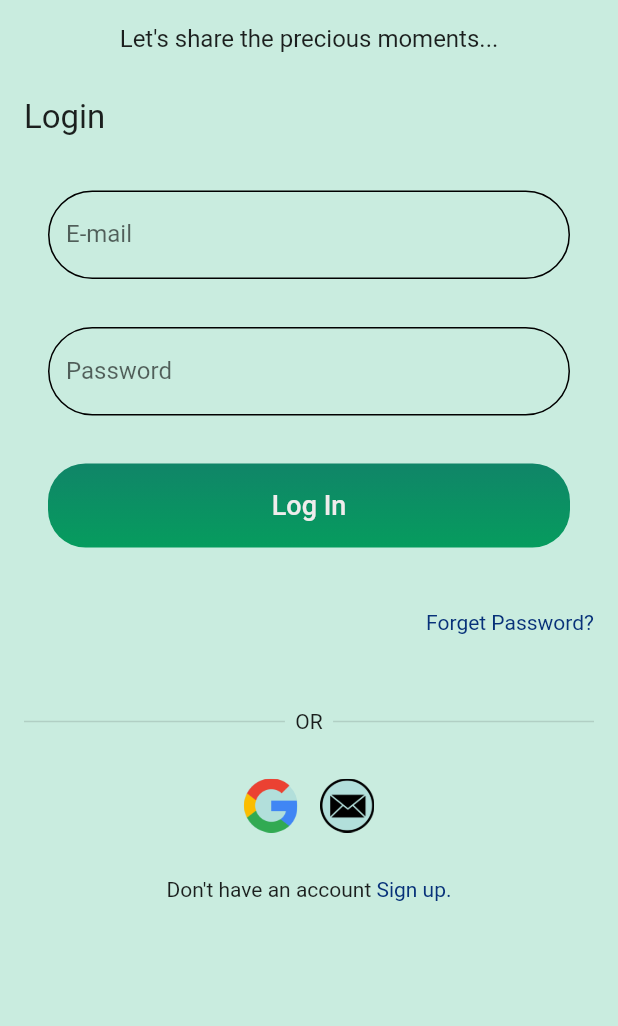
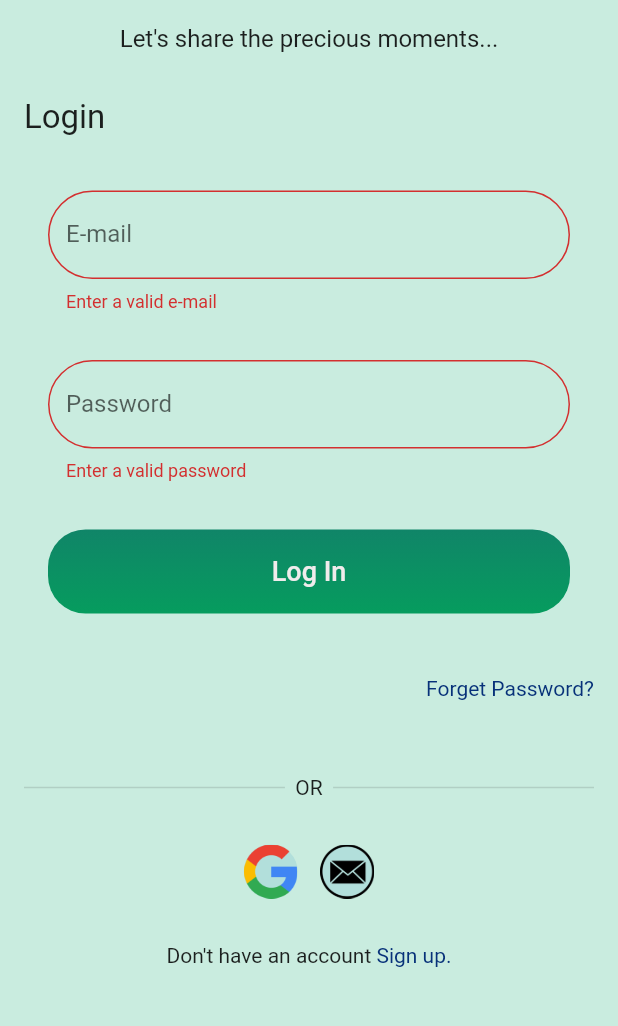
Before and after one commit to AkhilGK/PixMania, a Flutter app: the screen it shows after launch, after a tap on "Log In", on a phone screen of 412 x 824 dp, the part 195-1221 px from its top. Run offline on Flutter 3.47's test engine with Material 2 defaults, Android fonts, the phone set to English and light mode, and no system bars; our stand-ins replace animated_splash_screen, firebase_auth, firebase_core, google_fonts, google_nav_bar, google_sign_in; accounts and stored records are empty; Roboto replaces fonts that are missing (Monoton).

Commit message:
navbar and screens

```diff
--- a/lib/basic_widgets/formfield.dart
+++ b/lib/basic_widgets/formfield.dart
@@ -1,6 +1,4 @@
 import 'package:flutter/material.dart';
-import 'package:flutter/src/widgets/container.dart';
-import 'package:flutter/src/widgets/framework.dart';
 
 class CustomFormfield extends StatelessWidget {
   const CustomFormfield(
@@ -23,7 +21,7 @@ class CustomFormfield extends StatelessWidget {
           if (value == null ||
               value.isEmpty ||
               (obscureText && value.length < 6)) {
-            return 'Enter a valid ${label!.toLowerCase()}';
+            return "Enter a valid ${label!.toLowerCase()}";
           }
           return null;
         },
--- a/lib/screens/authenticate/login_screen.dart
+++ b/lib/screens/authenticate/login_screen.dart
@@ -41,6 +41,8 @@ class _LoginScreenState extends State<LoginScreen> {
       ),
       body: SafeArea(
         child: SingleChildScrollView(
+          child: Form(
+            key: formkey,
             child: Column(
               children: [
                 // const Center(child: NamePixmania()),
@@ -79,16 +81,22 @@ class _LoginScreenState extends State<LoginScreen> {
 
                       // ElevatedButton(
                       //     onPressed: () async {
-                    //       await auth.logInWithEmailAndPassword(
-                    //         userIdController.text.trim(),
-                    //         passwordController.text.trim(),
-                    //       );
+                      //       // await auth.logInWithEmailAndPassword(
+                      //       //   userIdController.text.trim(),
+                      //       //   passwordController.text.trim(),
+                      //       // );
                       //     },
-                    //     child: Text("Login")),
+                      //     child: const Text("Login")),
                       SubmitButton(
                           title: 'Log In', onpressfun: _signInButtonPressed),
+
+                      isLoading
+                          ? Text(
+                              error,
+                              style: const TextStyle(color: Colors.red),
+                            )
+                          : const CircularProgressIndicator(),
                       kbox10,
-                    isLoading ? Text(error) : const CircularProgressIndicator(),
                       Row(
                         mainAxisAlignment: MainAxisAlignment.end,
                         children: [
@@ -175,13 +183,15 @@ class _LoginScreenState extends State<LoginScreen> {
             ),
           ),
         ),
+      ),
     );
   }
 
   void _signInButtonPressed() async {
+    FocusManager.instance.primaryFocus?.unfocus();
     if (formkey.currentState?.validate() ?? false) {
       setState(() {
-        isLoading = true;
+        isLoading = false;
       });
 
       dynamic result = await auth.logInWithEmailAndPassword(
@@ -191,7 +201,7 @@ class _LoginScreenState extends State<LoginScreen> {
 
       if (result == null) {
         setState(() {
-          error = "Sign In Failed !, Incorrect username or password.";
+          error = "Sign In Failed ! Incorrect username or password.";
         });
       } else if (result == 'user-not-found') {
         setState(() {
@@ -202,7 +212,7 @@ class _LoginScreenState extends State<LoginScreen> {
       }
 
       setState(() {
-        isLoading = false;
+        isLoading = true;
       });
     }
     // try {
```
Also changed, not shown: lib/screens/authenticate/sign_up.dart (+6 -1 lines), lib/screens/home_screen/bottom_navbar.dart (added, +33 -0 lines), lib/screens/home_screen/home_screen.dart (+37 -7 lines), lib/screens/home_screen/navbar.dart (+11 -0 lines), lib/screens/other_screens/chat_screen.dart (added, +14 -0 lines), lib/screens/other_screens/home.dart (added, +16 -0 lines), lib/screens/other_screens/profile_screen.dart (added, +14 -0 lines), lib/screens/other_screens/search_screen.dart (added, +14 -0 lines). Lines whose indentation alone changed are shown as unchanged.
